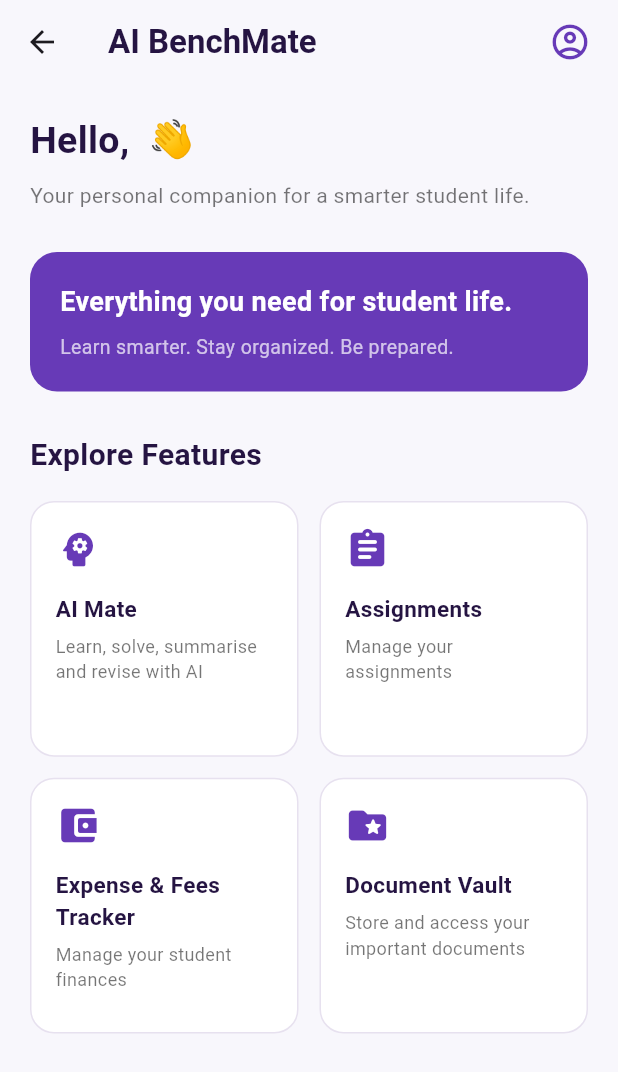
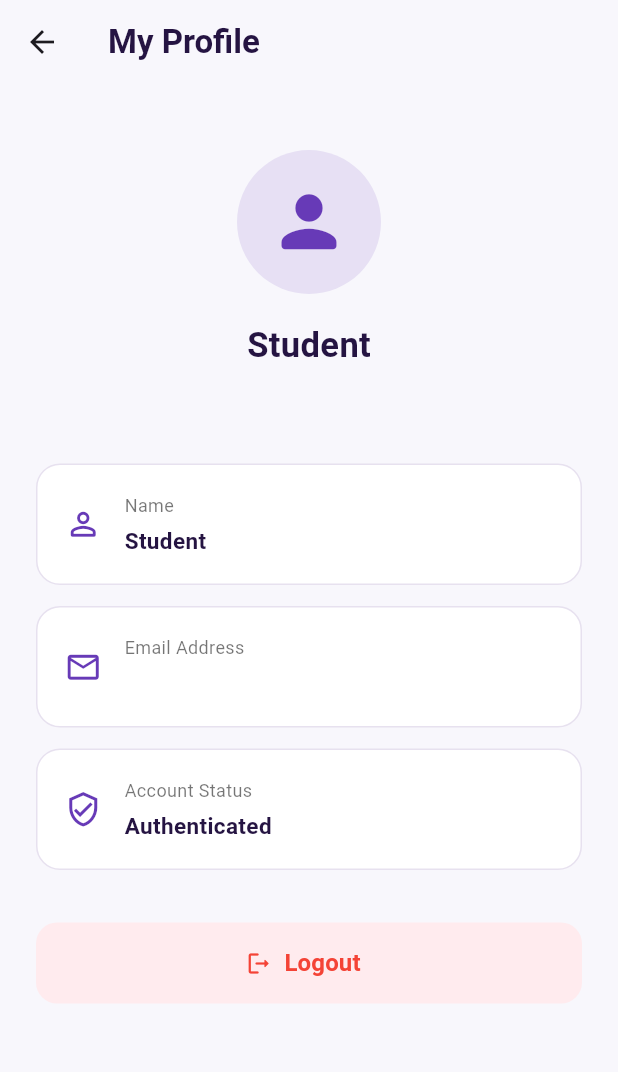
Before and after one commit to prasanth-apps/ai-benchmate, a Flutter app: the HomeScreen screen opened by its route, after a tap on the "account circle" icon, on a phone screen of 412 x 824 dp. Shown: the top 1072 px of the screen. Run offline on Flutter 3.47's test engine with Material 3 defaults, Android fonts, the phone set to English and light mode, and no system bars; our stand-ins replace cloud_firestore, firebase_ai, firebase_auth, firebase_core, flutter_markdown, get and 2 more; missing offline and left inert: firebase_app_check, pdfx; accounts and stored records are empty.

Commit message:
Complete authentication and profile features

```diff
--- a/lib/app/routes/app_pages.dart
+++ b/lib/app/routes/app_pages.dart
@@ -4,24 +4,49 @@ import '../../modules/authentication/views/welcome_screen.dart';
 import '../../modules/authentication/views/register_screen.dart';
 import '../../modules/authentication/views/login_screen.dart';
 import '../../modules/authentication/views/forgot_password_screen.dart';
+
 import '../../modules/home/views/home_screen.dart';
 import '../../modules/document_vault/views/document_vault_screen.dart';
 import '../../modules/homework_help/views/homework_screen.dart';
 import '../../modules/assignments/views/assignments_screen.dart';
+import '../../modules/profile/views/profile_screen.dart';
+
 import 'app_routes.dart';
+import 'auth_middleware.dart';
 
 class AppPages {
   static final pages = [
+    // Public routes
     GetPage(name: AppRoutes.welcome, page: () => const WelcomeScreen()),
     GetPage(name: AppRoutes.register, page: () => RegisterScreen()),
     GetPage(name: AppRoutes.login, page: () => LoginScreen()),
     GetPage(name: AppRoutes.forgotPassword, page: () => ForgotPasswordScreen()),
-    GetPage(name: AppRoutes.home, page: () => const HomeScreen()),
-    GetPage(name: AppRoutes.homework, page: () => HomeworkScreen()),
+
+    // Protected routes
+    GetPage(
+      name: AppRoutes.home,
+      page: () => const HomeScreen(),
+      middlewares: [AuthMiddleware()],
+    ),
+    GetPage(
+      name: AppRoutes.homework,
+      page: () => HomeworkScreen(),
+      middlewares: [AuthMiddleware()],
+    ),
     GetPage(
       name: AppRoutes.documentVault,
       page: () => const DocumentVaultScreen(),
+      middlewares: [AuthMiddleware()],
     ),
-    GetPage(name: AppRoutes.assignments, page: () => const AssignmentsScreen()),
+    GetPage(
+      name: AppRoutes.assignments,
+      page: () => const AssignmentsScreen(),
+      middlewares: [AuthMiddleware()],
+    ),
+    GetPage(
+      name: AppRoutes.profile,
+      page: () => ProfileScreen(),
+      middlewares: [AuthMiddleware()],
+    ),
   ];
 }
--- a/lib/app/routes/app_routes.dart
+++ b/lib/app/routes/app_routes.dart
@@ -7,4 +7,5 @@ abstract class AppRoutes {
   static const homework = '/homework';
   static const documentVault = '/document-vault';
   static const assignments = '/assignments';
+  static const profile = '/profile';
 }
--- /dev/null
+++ b/lib/app/routes/auth_middleware.dart
@@ -0,0 +1,18 @@
+import 'package:firebase_auth/firebase_auth.dart';
+import 'package:flutter/material.dart';
+import 'package:get/get.dart';
+
+import 'app_routes.dart';
+
+class AuthMiddleware extends GetMiddleware {
+  @override
+  RouteSettings? redirect(String? route) {
+    final user = FirebaseAuth.instance.currentUser;
+
+    if (user == null) {
+      return const RouteSettings(name: AppRoutes.login);
+    }
+
+    return null;
+  }
+}
--- a/lib/modules/home/views/home_screen.dart
+++ b/lib/modules/home/views/home_screen.dart
@@ -32,7 +32,7 @@ class HomeScreen extends StatelessWidget {
         ),
         actions: [
           IconButton(
-            onPressed: () {},
+            onPressed: () => Get.toNamed(AppRoutes.profile),
             icon: const Icon(
               Icons.account_circle_outlined,
               color: primaryColor,
--- /dev/null
+++ b/lib/modules/profile/controllers/profile_controller.dart
@@ -0,0 +1,37 @@
+import 'package:get/get.dart';
+import 'package:firebase_auth/firebase_auth.dart';
+
+import '../../../app/routes/app_routes.dart';
+import '../../authentication/services/auth_service.dart';
+
+class ProfileController extends GetxController {
+  final AuthService _authService = AuthService();
+
+  User? get currentUser => _authService.currentUser;
+
+  String get studentName => currentUser?.displayName?.trim().isNotEmpty == true
+      ? currentUser!.displayName!
+      : 'Student';
+
+  String get email => currentUser?.email ?? 'No email available';
+
+  Future<void> logout() async {
+    try {
+      await _authService.logout();
+
+      Get.offAllNamed(AppRoutes.login);
+
+      Get.snackbar(
+        'Logged Out',
+        'You have successfully logged out.',
+        snackPosition: SnackPosition.BOTTOM,
+      );
+    } catch (e) {
+      Get.snackbar(
+        'Logout Failed',
+        'Unable to log out. Please try again.',
+        snackPosition: SnackPosition.BOTTOM,
+      );
+    }
+  }
+}
--- /dev/null
+++ b/lib/modules/profile/views/profile_screen.dart
@@ -0,0 +1,180 @@
+import 'package:flutter/material.dart';
+import 'package:get/get.dart';
+import 'package:ai_benchmate/modules/profile/controllers/profile_controller.dart';
+
+class ProfileScreen extends StatelessWidget {
+  ProfileScreen({super.key});
+
+  final ProfileController controller = Get.put(ProfileController());
+
+  static const Color primaryColor = Color(0xFF673AB7);
+  static const Color backgroundColor = Color(0xFFF8F7FC);
+
+  @override
+  Widget build(BuildContext context) {
+    return Scaffold(
+      backgroundColor: backgroundColor,
+      appBar: AppBar(
+        backgroundColor: backgroundColor,
+        elevation: 0,
+        title: const Text(
+          'My Profile',
+          style: TextStyle(
+            color: Color(0xFF251442),
+            fontWeight: FontWeight.bold,
+          ),
+        ),
+      ),
+      body: SafeArea(
+        child: SingleChildScrollView(
+          padding: const EdgeInsets.all(24),
+          child: Column(
+            children: [
+              const SizedBox(height: 20),
+
+              CircleAvatar(
+                radius: 48,
+                backgroundColor: primaryColor.withValues(alpha: 0.12),
+                child: const Icon(
+                  Icons.person_rounded,
+                  size: 55,
+                  color: primaryColor,
+                ),
+              ),
+
+              const SizedBox(height: 18),
+
+              Text(
+                controller.studentName,
+                style: const TextStyle(
+                  fontSize: 23,
+                  fontWeight: FontWeight.bold,
+                  color: Color(0xFF251442),
+                ),
+              ),
+
+              const SizedBox(height: 6),
+
+              Text(
+                controller.email,
+                style: const TextStyle(color: Colors.black54, fontSize: 14),
+              ),
+
+              const SizedBox(height: 35),
+
+              _profileCard(
+                icon: Icons.person_outline_rounded,
+                title: 'Name',
+                value: controller.studentName,
+              ),
+
+              const SizedBox(height: 14),
+
+              _profileCard(
+                icon: Icons.email_outlined,
+                title: 'Email Address',
+                value: controller.email,
+              ),
+
+              const SizedBox(height: 14),
+
+              _profileCard(
+                icon: Icons.verified_user_outlined,
+                title: 'Account Status',
+                value: 'Authenticated',
+              ),
+
+              const SizedBox(height: 35),
+
+              SizedBox(
+                width: double.infinity,
+                height: 54,
+                child: ElevatedButton.icon(
+                  onPressed: () {
+                    Get.dialog(
+                      AlertDialog(
+                        title: const Text('Logout'),
+                        content: const Text('Are you sure you want to logout?'),
+                        actions: [
+                          TextButton(
+                            onPressed: Get.back,
+                            child: const Text('Cancel'),
+                          ),
+                          TextButton(
+                            onPressed: () {
+                              Get.back();
+                              controller.logout();
+                            },
+                            child: const Text(
+                              'Logout',
+                              style: TextStyle(color: Colors.red),
+                            ),
+                          ),
+                        ],
+                      ),
+                    );
+                  },
+                  icon: const Icon(Icons.logout_rounded),
+                  label: const Text(
+                    'Logout',
+                    style: TextStyle(fontSize: 16, fontWeight: FontWeight.w600),
+                  ),
+                  style: ElevatedButton.styleFrom(
+                    backgroundColor: Colors.red.shade50,
+                    foregroundColor: Colors.red,
+                    elevation: 0,
+                    shape: RoundedRectangleBorder(
+                      borderRadius: BorderRadius.circular(14),
+                    ),
+                  ),
+                ),
+              ),
+            ],
+          ),
+        ),
+      ),
+    );
+  }
+
+  Widget _profileCard({
+    required IconData icon,
+    required String title,
+    required String value,
+  }) {
+    return Container(
+      width: double.infinity,
+      padding: const EdgeInsets.all(18),
+      decoration: BoxDecoration(
+        color: Colors.white,
+        borderRadius: BorderRadius.circular(16),
+        border: Border.all(color: const Color(0xFFE7E1EF)),
+      ),
+      child: Row(
+        children: [
+          Icon(icon, color: primaryColor, size: 25),
+          const SizedBox(width: 15),
+          Expanded(
+            child: Column(
+              crossAxisAlignment: CrossAxisAlignment.start,
+              children: [
+                Text(
+                  title,
+                  style: const TextStyle(fontSize: 12, color: Colors.black54),
+                ),
+                const SizedBox(height: 5),
+                Text(
+                  value,
+                  style: const TextStyle(
+                    fontSize: 15,
+                    fontWeight: FontWeight.w600,
+                    color: Color(0xFF251442),
+                  ),
+                ),
+              ],
+            ),
+          ),
+        ],
+      ),
+    );
+  }
+}
```
Also changed, not shown: lib/modules/authentication/controllers/forgot_password_controller.dart (+63 -0 lines), lib/modules/authentication/views/forgot_password_screen.dart (+38 -40 lines).
